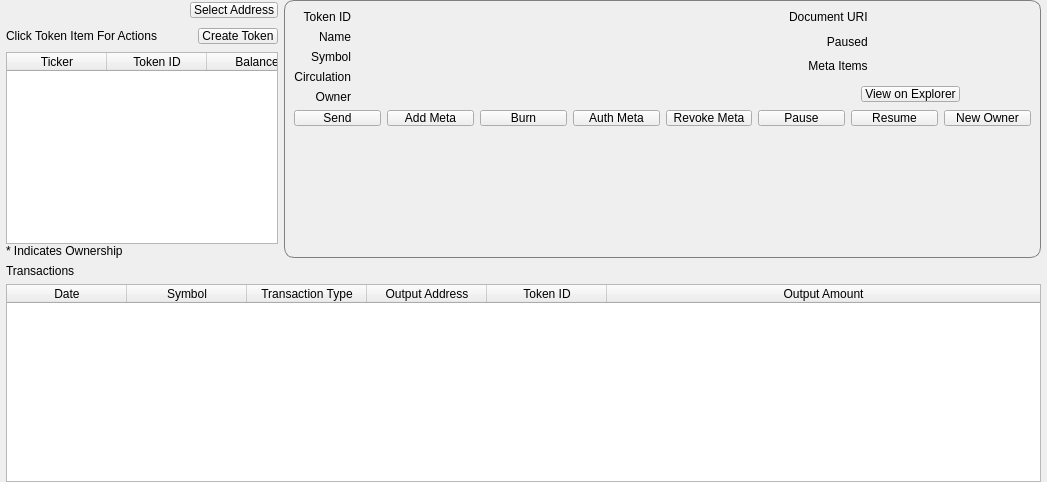
First picture: the form in src/qt/forms/pyrktokens.ui, repository pyrkcommunity/pyrk, before the edit.
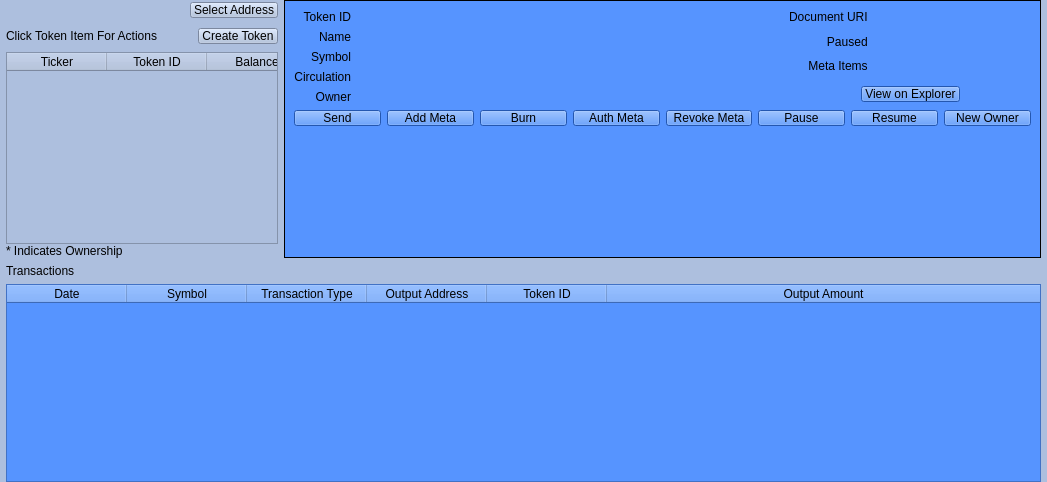
Second picture: the form after the edit.

```diff
--- a/src/qt/forms/pyrktokens.ui
+++ b/src/qt/forms/pyrktokens.ui
@@ -13,6 +13,9 @@
   <property name="windowTitle">
    <string>Form</string>
   </property>
+  <property name="styleSheet">
+   <string notr="true">background-color: rgb(173, 191, 222);</string>
+  </property>
   <layout class="QVBoxLayout" name="pyrk_token_layout">
    <property name="leftMargin">
     <number>0</number>
@@ -278,7 +281,7 @@
           <item>
            <widget class="QFrame" name="frame_token_interface">
             <property name="styleSheet">
-             <string notr="true">.QFrame{border: 1px solid grey; border-radius: 10px;}</string>
+             <string notr="true">background-color: rgb(86, 148, 255);</string>
             </property>
             <property name="frameShape">
              <enum>QFrame::Box</enum>
@@ -725,7 +728,8 @@
                         <item>
                          <widget class="QPushButton" name="button_view_on_explorer">
                           <property name="styleSheet">
-                           <string notr="true">padding-left: 3px; padding-right: 3px; padding-top: 0px; padding-bottom: 0px;</string>
+                           <string notr="true">padding-left: 3px; padding-right: 3px; padding-top: 0px; padding-bottom: 0px;
+background-color: rgb(50, 122, 246);</string>
                           </property>
                           <property name="text">
                            <string>View on Explorer</string>
@@ -762,7 +766,8 @@
                  <item>
                   <widget class="QPushButton" name="button_send">
                    <property name="styleSheet">
-                    <string notr="true">padding-left: 3px; padding-right: 3px; padding-top: 0px; padding-bottom: 0px;</string>
+                    <string notr="true">padding-left: 3px; padding-right: 3px; padding-top: 0px; padding-bottom: 0px;
+background-color: rgb(50, 122, 246);</string>
                    </property>
                    <property name="text">
                     <string>Send</string>
@@ -772,7 +777,8 @@
                  <item>
                   <widget class="QPushButton" name="button_add_meta">
                    <property name="styleSheet">
-                    <string notr="true">padding-left: 3px; padding-right: 3px; padding-top: 0px; padding-bottom: 0px;</string>
+                    <string notr="true">padding-left: 3px; padding-right: 3px; padding-top: 0px; padding-bottom: 0px;
+background-color: rgb(50, 122, 246);</string>
                    </property>
                    <property name="text">
                     <string>Add Meta</string>
@@ -782,7 +788,8 @@
                  <item>
                   <widget class="QPushButton" name="button_burn">
                    <property name="styleSheet">
-                    <string notr="true">padding-left: 3px; padding-right: 3px; padding-top: 0px; padding-bottom: 0px;</string>
+                    <string notr="true">padding-left: 3px; padding-right: 3px; padding-top: 0px; padding-bottom: 0px;
+background-color: rgb(50, 122, 246);</string>
                    </property>
                    <property name="text">
                     <string>Burn</string>
@@ -792,7 +799,8 @@
                  <item>
                   <widget class="QPushButton" name="button_auth_meta">
                    <property name="styleSheet">
-                    <string notr="true">padding-left: 3px; padding-right: 3px; padding-top: 0px; padding-bottom: 0px;</string>
+                    <string notr="true">padding-left: 3px; padding-right: 3px; padding-top: 0px; padding-bottom: 0px;
+background-color: rgb(50, 122, 246);</string>
                    </property>
                    <property name="text">
                     <string>Auth Meta</string>
@@ -802,7 +810,8 @@
                  <item>
                   <widget class="QPushButton" name="button_revoke_meta">
                    <property name="styleSheet">
-                    <string notr="true">padding-left: 3px; padding-right: 3px; padding-top: 0px; padding-bottom: 0px;</string>
+                    <string notr="true">padding-left: 3px; padding-right: 3px; padding-top: 0px; padding-bottom: 0px;
+background-color: rgb(50, 122, 246);</string>
                    </property>
                    <property name="text">
                     <string>Revoke Meta</string>
@@ -812,7 +821,8 @@
                  <item>
                   <widget class="QPushButton" name="button_pause">
                    <property name="styleSheet">
-                    <string notr="true">padding-left: 3px; padding-right: 3px; padding-top: 0px; padding-bottom: 0px;</string>
+                    <string notr="true">padding-left: 3px; padding-right: 3px; padding-top: 0px; padding-bottom: 0px;
+background-color: rgb(50, 122, 246);</string>
                    </property>
                    <property name="text">
                     <string>Pause</string>
@@ -822,7 +832,8 @@
                  <item>
                   <widget class="QPushButton" name="button_resume">
                    <property name="styleSheet">
-                    <string notr="true">padding-left: 3px; padding-right: 3px; padding-top: 0px; padding-bottom: 0px;</string>
+                    <string notr="true">padding-left: 3px; padding-right: 3px; padding-top: 0px; padding-bottom: 0px;
+background-color: rgb(50, 122, 246);</string>
                    </property>
                    <property name="text">
                     <string>Resume</string>
@@ -832,7 +843,8 @@
                  <item>
                   <widget class="QPushButton" name="button_new_owner">
                    <property name="styleSheet">
-                    <string notr="true">padding-left: 3px; padding-right: 3px; padding-top: 0px; padding-bottom: 0px;</string>
+                    <string notr="true">padding-left: 3px; padding-right: 3px; padding-top: 0px; padding-bottom: 0px;
+background-color: rgb(50, 122, 246);</string>
                    </property>
                    <property name="text">
                     <string>New Owner</string>
@@ -895,7 +907,7 @@
         <enum>Qt::CustomContextMenu</enum>
        </property>
        <property name="styleSheet">
-        <string notr="true"/>
+        <string notr="true">background-color: rgb(86, 148, 255);</string>
        </property>
        <property name="sizeAdjustPolicy">
         <enum>QAbstractScrollArea::AdjustIgnored</enum>
```
Left out of the diff: 6 changed lines with no effect on the pictures.
